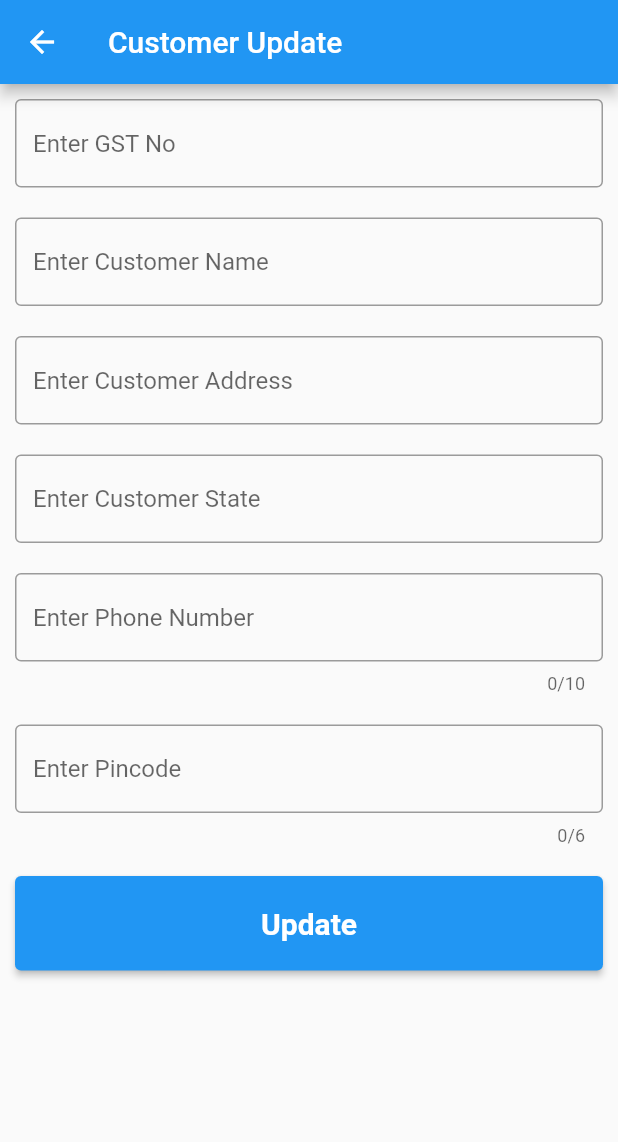
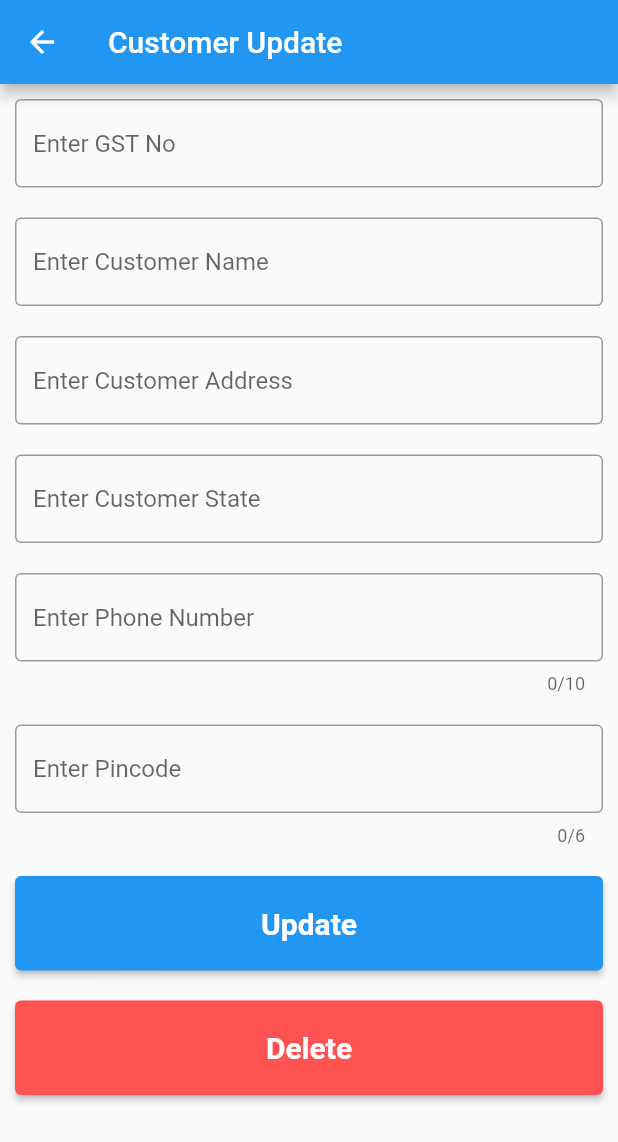
Before and after one commit to ezazulhaq/invoice_generator_flutter, a Flutter app: the CustomerUpdateForm screen opened by its route, after a tap on "Update", on a phone screen of 412 x 824 dp. Shown: the top 1142 px of the screen. Run offline on Flutter 3.47's test engine with Material 2 defaults, Android fonts, the light colour scheme and no system bars; network calls fail; statements that could not run were skipped.

Commit message:
delete functionality added for customer & product

```diff
--- a/lib/constants.dart
+++ b/lib/constants.dart
@@ -13,6 +13,8 @@ Encoding kEncoding = Encoding.getByName('utf-8');
 
 const kCustomerDetails = "http://10.0.2.2:8105/customer/get";
 const kCustomerSave = "http://10.0.2.2:8105/customer/save";
+const kCustomerRemove = "http://10.0.2.2:8105/customer/remove/";
 
 const kProductDetails = "http://10.0.2.2:8105/product/get";
 const kProductSave = "http://10.0.2.2:8105/product/save";
+const kProductRemove = "http://10.0.2.2:8105/product/remove/";
--- a/lib/screens/customer_update.dart
+++ b/lib/screens/customer_update.dart
@@ -68,6 +68,21 @@ class _CustomerUpdateFormState extends State<CustomerUpdateForm> {
       headers: kHeaders,
       body: jsonBody,
       encoding: kEncoding,
+    );
+
+    int statusCode = response.statusCode;
+    if (statusCode == 200) {
+      Navigator.popAndPushNamed(
+        context,
+        CustomerDetailsScreen.id,
+      );
+    }
+  }
+
+  Future<void> _onClickDelete() async {
+    String url = kCustomerRemove + gstNo.text;
+    http.Response response = await http.get(
+      Uri.parse(url),
     );
 
     int statusCode = response.statusCode;
@@ -170,6 +185,16 @@ class _CustomerUpdateFormState extends State<CustomerUpdateForm> {
                   },
                   buttonLable: "Update",
                 ),
+                const SizedBox(
+                  height: kDefaultPadding,
+                ),
+                AppButton(
+                  onPressed: () {
+                    _onClickDelete();
+                  },
+                  buttonLable: "Delete",
+                  color: Colors.redAccent,
+                ),
               ],
             ),
           ),
```
Also changed, not shown: lib/screens/product_update.dart (+25 -0 lines).
